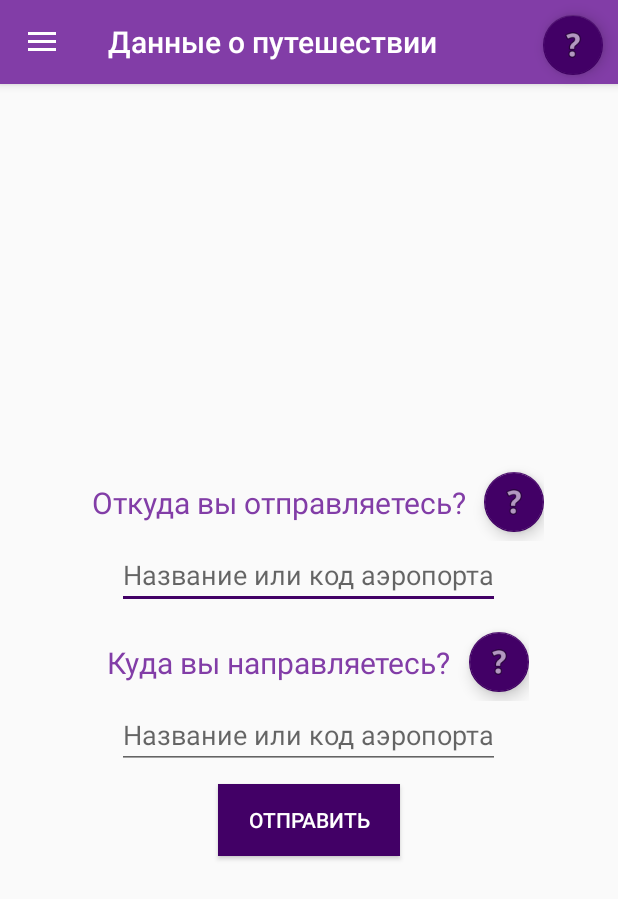
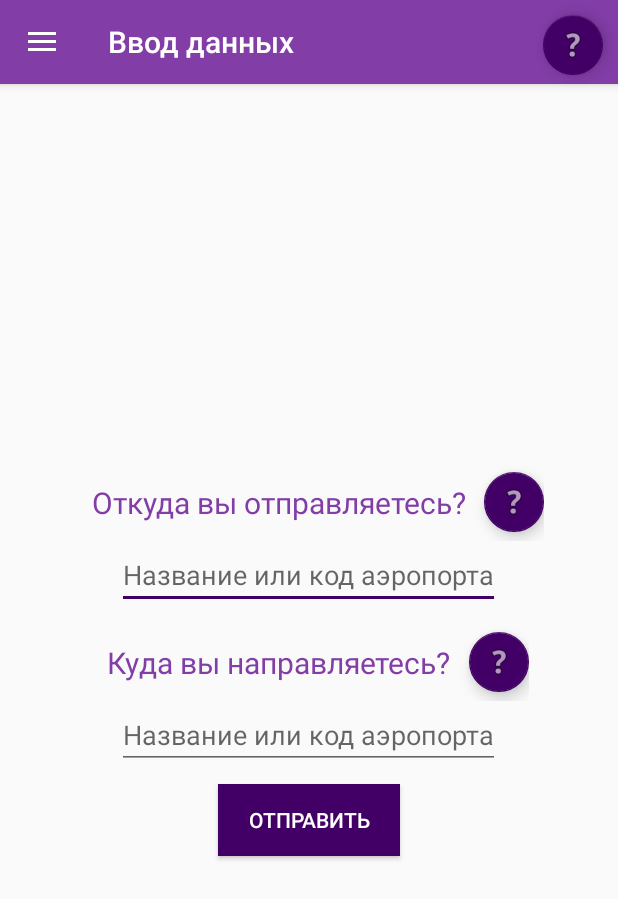
Before and after one commit to NikolayMoskal/TravelAssistant, an Android app: the screen it shows after launch (MainActivity), on a phone screen of 412 x 824 dp. Shown: the top 899 px of the screen. Run offline under Robolectric (Android 15) with nearby library versions, the phone set to English and light mode, and no system bars; network calls fail; 3 statements that could not run were skipped.

Commit message:
refactor(main): add dep.airport search, make all strings as translatable

```diff
--- a/app/src/main/AndroidManifest.xml
+++ b/app/src/main/AndroidManifest.xml
@@ -24,7 +24,7 @@
         android:theme="@style/AppTheme"
         tools:ignore="GoogleAppIndexingWarning">
         <activity
-            android:name=".MainActivity"
+            android:name=".activity.MainActivity"
             android:label="@string/app_name"
             android:theme="@style/AppTheme.NoActionBar">
             <intent-filter>
--- a/app/src/main/java/by/neon/travelassistant/MainActivity.java
+++ b/app/src/main/java/by/neon/travelassistant/activity/MainActivity.java
@@ -1,4 +1,4 @@
-package by.neon.travelassistant;
+package by.neon.travelassistant.activity;
 
 import android.Manifest;
 import android.app.Dialog;
@@ -35,6 +35,7 @@ import com.google.android.gms.security.ProviderInstaller;
 import java.util.ArrayList;
 import java.util.HashMap;
 
+import by.neon.travelassistant.R;
 import by.neon.travelassistant.config.AirportInfo;
 import by.neon.travelassistant.config.Config;
 import by.neon.travelassistant.config.FlightStatsDemoConfig;
@@ -77,10 +78,17 @@ public class MainActivity extends AppCompatActivity
         requestStoragePermissions();
 
         configureArrivalAirportView();
+        configureDepartureAirportView();
     }
 
     private void configureArrivalAirportView() {
         AutoCompleteTextView textView = findViewById(R.id.arv_airport);
+        textView.setAdapter(configureAdapter());
+        textView.setOnItemClickListener(new AutoCompleteTextViewItemClickListener(this));
+    }
+
+    private void configureDepartureAirportView() {
+        AutoCompleteTextView textView = findViewById(R.id.dep_airport_improved);
         textView.setAdapter(configureAdapter());
         textView.setOnItemClickListener(new AutoCompleteTextViewItemClickListener(this));
     }
--- a/app/src/main/res/layout/app_bar_main.xml
+++ b/app/src/main/res/layout/app_bar_main.xml
@@ -6,7 +6,7 @@
     android:layout_width="match_parent"
     android:layout_height="match_parent"
     android:fitsSystemWindows="true"
-    tools:context=".MainActivity">
+    tools:context=".activity.MainActivity">
 
     <android.support.design.widget.AppBarLayout
         android:id="@+id/app_bar_layout"
--- a/app/src/main/res/layout/content_main.xml
+++ b/app/src/main/res/layout/content_main.xml
@@ -8,7 +8,7 @@
     android:gravity="center"
     android:orientation="vertical"
     app:layout_behavior="@string/appbar_scrolling_view_behavior"
-    tools:context=".MainActivity"
+    tools:context=".activity.MainActivity"
     tools:showIn="@layout/app_bar_main">
 
     <LinearLayout
@@ -31,7 +31,8 @@
             android:layout_width="wrap_content"
             android:layout_height="wrap_content"
             android:src="@android:drawable/ic_menu_help"
-            app:fabSize="mini"/>
+            app:fabSize="mini"
+            android:onClick="onAirportHelp"/>
     </LinearLayout>
 
     <LinearLayout
--- a/app/src/main/res/values/strings.xml
+++ b/app/src/main/res/values/strings.xml
@@ -1,21 +1,21 @@
 <resources>
-    <string name="app_name">TravelAssistant</string>
-    <string name="navigation_drawer_open">Open navigation drawer</string>
-    <string name="navigation_drawer_close">Close navigation drawer</string>
-    <string name="nav_header_title">Travel Assistant</string>
-    <string name="nav_header_subtitle">Created by Nikolay Moskal © 2018–2019</string>
-    <string name="nav_header_desc">Navigation header</string>
-    <string name="travel_data_label">Данные о путешествии</string>
-    <string name="dep_label">Откуда вы отправляетесь?</string>
-    <string name="dep_city_hint">Название города</string>
-    <string name="dep_airport">Аэропорт вылета</string>
-    <string name="dep_airport_hint">Код аэропорта</string>
-    <string name="arv_label">Куда вы направляетесь?</string>
-    <string name="arv_airport_hint">Название или код аэропорта</string>
-    <string name="send_button">Отправить</string>
-    <string name="nav_things">Багаж</string>
-    <string name="nav_informer">Информер</string>
-    <string name="nav_about">О приложении</string>
-    <string name="nav_manage">Tools</string>
-    <string name="btn_choice">Выбрать…</string>
+    <string name="app_name" translatable="false">TravelAssistant</string>
+    <string name="navigation_drawer_open" translatable="true">Open navigation drawer</string>
+    <string name="navigation_drawer_close" translatable="true">Close navigation drawer</string>
+    <string name="nav_header_title" translatable="false">Travel Assistant</string>
+    <string name="nav_header_subtitle" translatable="false">Created by Nikolay Moskal © 2018–2019</string>
+    <string name="nav_header_desc" translatable="true">Navigation header</string>
+    <string name="travel_data_label" translatable="true">Ввод данных</string>
+    <string name="dep_label" translatable="true">Откуда вы отправляетесь?</string>
+    <string name="dep_city_hint" translatable="true">Название города</string>
+    <string name="dep_airport" translatable="true">Аэропорт вылета</string>
+    <string name="dep_airport_hint" translatable="true">Код аэропорта</string>
+    <string name="arv_label" translatable="true">Куда вы направляетесь?</string>
+    <string name="arv_airport_hint" translatable="true">Название или код аэропорта</string>
+    <string name="send_button" translatable="true">Отправить</string>
+    <string name="nav_things" translatable="true">Багаж</string>
+    <string name="nav_informer" translatable="true">Информер</string>
+    <string name="nav_about" translatable="true">О приложении</string>
+    <string name="nav_manage" translatable="true">Настройки</string>
+    <string name="btn_choice" translatable="true">Выбрать…</string>
 </resources>
```
Also changed, not shown: 1 other file.
